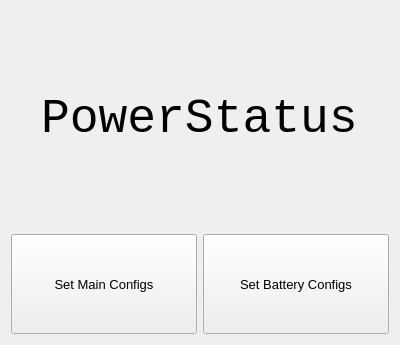
cspang1/cfg-switcher, file cfg-switcher/cfgswitcher.ui: the form before one commit.
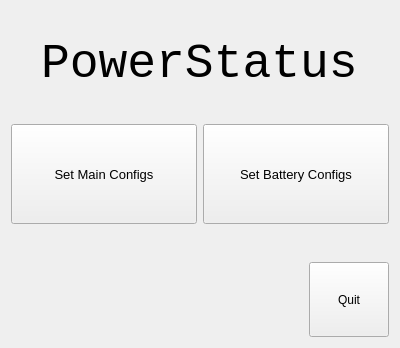
The form after the commit.

Commit message: Added quit button

What changed in the file:
```diff
--- a/cfg-switcher/cfgswitcher.ui
+++ b/cfg-switcher/cfgswitcher.ui
@@ -7,7 +7,7 @@
     <x>0</x>
     <y>0</y>
     <width>400</width>
-    <height>345</height>
+    <height>348</height>
    </rect>
   </property>
   <property name="windowTitle">
@@ -91,6 +91,23 @@
      </item>
     </layout>
    </item>
+   <item>
+    <layout class="QHBoxLayout" name="horizontalLayout_3">
+     <item alignment="Qt::AlignRight|Qt::AlignBottom">
+      <widget class="QPushButton" name="quitButton">
+       <property name="minimumSize">
+        <size>
+         <width>75</width>
+         <height>75</height>
+        </size>
+       </property>
+       <property name="text">
+        <string>Quit</string>
+       </property>
+      </widget>
+     </item>
+    </layout>
+   </item>
   </layout>
  </widget>
  <layoutdefault spacing="6" margin="11"/>
```
The commit also changes 2 other files.
